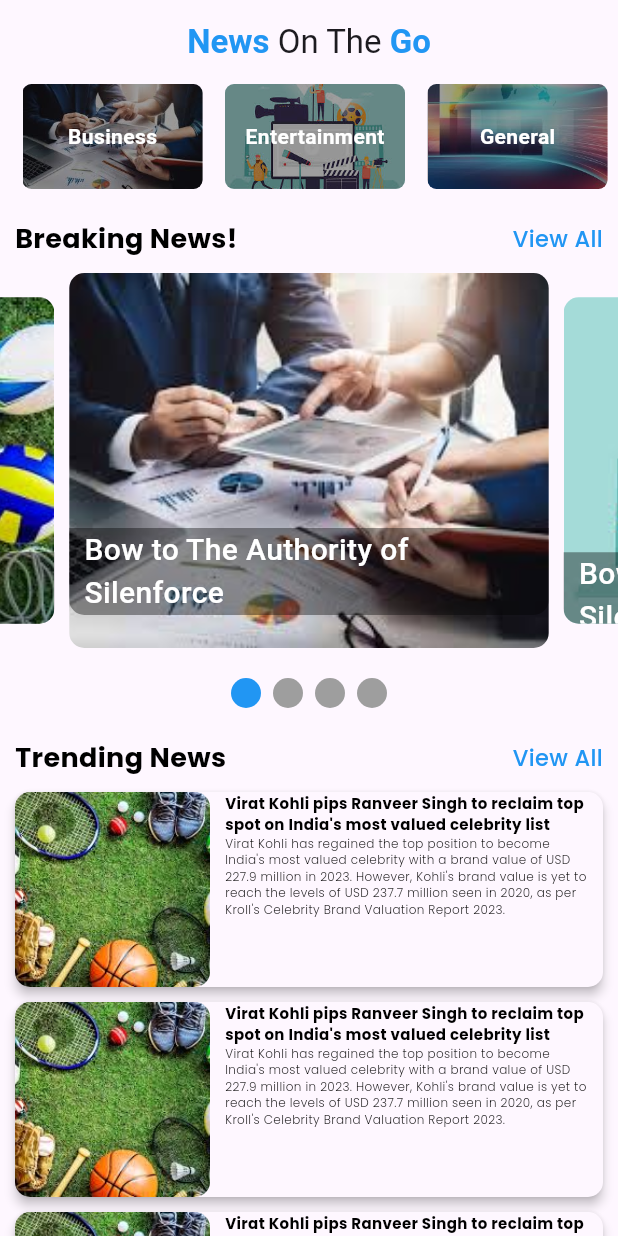
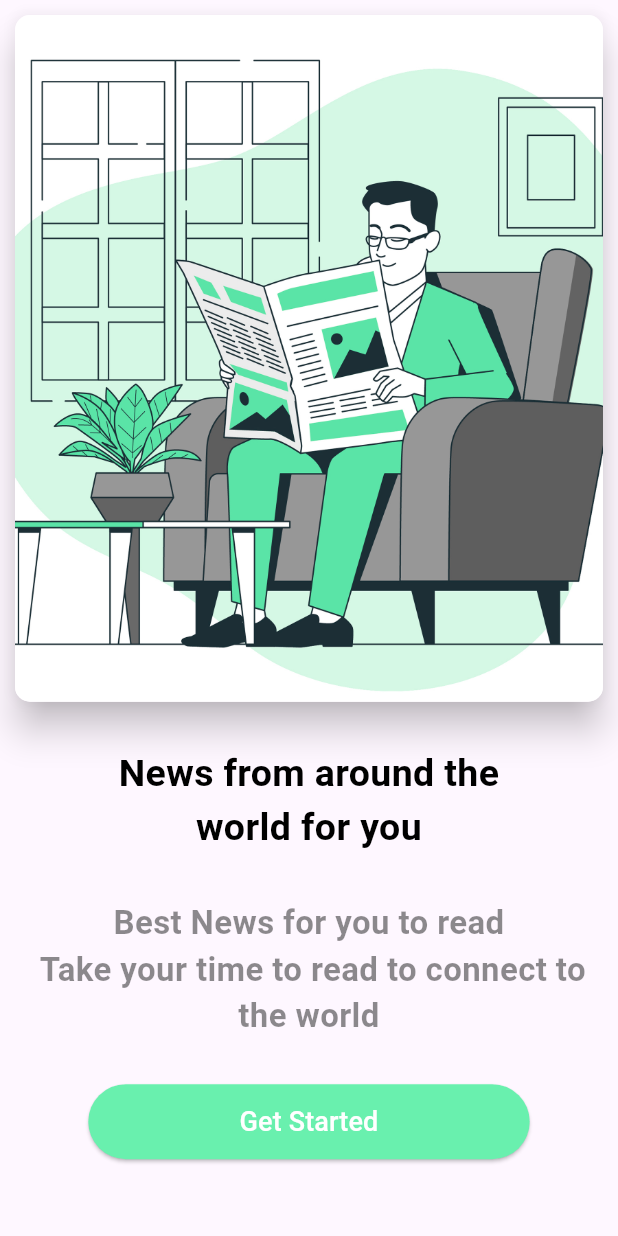
Before and after one commit to HappyJoddd/News_App_Flutter, a Flutter app: the screen it shows after launch, on a phone screen of 412 x 824 dp. Run offline on Flutter 3.47's test engine with Material 3 defaults, Android fonts, the phone set to English and light mode, and no system bars; drawn by our look-alikes of carousel_slider, smooth_page_indicator; our stand-ins replace cached_network_image, get.

Commit message:
Splash Screen and Loading Screen Completed

```diff
--- /dev/null
+++ b/lib/Pages/Controller/LandingController.dart
@@ -0,0 +1,9 @@
+import 'package:get/get.dart';
+
+class LandingController extends GetxController {
+  LandingController();
+
+  final _obj = ''.obs;
+  set obj(value) => this._obj.value = value;
+  get obj => this._obj.value;
+}
--- /dev/null
+++ b/lib/Pages/Controller/splashcontroller.dart
@@ -0,0 +1,18 @@
+import 'package:get/get.dart';
+import 'package:news_app/Routes/routes_name.dart';
+
+class SplashController extends GetxController {
+  SplashController();
+
+  @override
+  void onInit() {
+    navigateScreen();
+    super.onInit();
+  }
+
+  navigateScreen() {
+    Future.delayed(Duration(seconds: 3), () {
+      Get.toNamed(RouteName.landing);
+    });
+  }
+}
--- a/lib/Pages/HomePage/homepage.dart
+++ b/lib/Pages/HomePage/homepage.dart
@@ -1,9 +1,12 @@
 import 'package:flutter/material.dart';
+import 'package:news_app/Pages/HomePage/Widgets/BlogTile.dart';
 import 'package:news_app/Pages/HomePage/Widgets/CategoryTile.dart';
 import 'package:news_app/Services/Data.dart';
+import 'package:news_app/Services/News.dart';
 import 'package:news_app/Services/Slider_data.dart';
 import 'package:news_app/models/Category_model.dart';
 import 'package:carousel_slider/carousel_slider.dart';
+import 'package:news_app/models/article_model.dart';
 import 'package:news_app/models/slider_model.dart';
 import 'package:smooth_page_indicator/smooth_page_indicator.dart';
 
@@ -17,39 +20,55 @@ class HomePage extends StatefulWidget {
 class _HomePageState extends State<HomePage> {
   List<CategoryModel> categories = [];
   List<SliderModel> sliders = [];
+  List<ArticleModel> articles = [];
+  bool _loading = true;
+
   int activeIndex = 0;
   @override
   void initState() {
     categories = getCategories();
     sliders = getSliders();
+    getNews();
     super.initState();
+  }
+
+  getNews() async {
+    News newsclass = News();
+    await newsclass.getNews();
+    articles = newsclass.news;
+    setState(() {
+      _loading = false;
+    });
   }
 
   @override
   Widget build(BuildContext context) {
     return Scaffold(
       appBar: AppBar(
+        automaticallyImplyLeading: false,
         title: Row(
           mainAxisAlignment: MainAxisAlignment.center,
           children: [
             Text(
+              "Pocket",
+              style:
+                  TextStyle(color: Colors.black, fontWeight: FontWeight.bold),
+            ),
+            Text(
               "News",
-              style: TextStyle(color: Colors.blue, fontWeight: FontWeight.bold),
-            ),
-            Text(" On The "),
-            Text(
-              "Go",
               style: TextStyle(
                 color: Colors.blue,
                 fontWeight: FontWeight.bold,
               ),
-            )
+            ),
           ],
         ),
         centerTitle: true,
         elevation: 0.0,
       ),
-      body: SingleChildScrollView(
+      body: _loading
+          ? Center(child: CircularProgressIndicator())
+          : SingleChildScrollView(
               child: Container(
                 child: Column(
                   crossAxisAlignment: CrossAxisAlignment.start,
@@ -139,158 +158,18 @@ class _HomePageState extends State<HomePage> {
                       ),
                     ),
                     SizedBox(height: 10),
-              Padding(
-                padding: const EdgeInsets.symmetric(horizontal: 10.0),
-                child: Material(
-                  elevation: 3,
-                  borderRadius: BorderRadius.circular(10),
-                  child: Row(
-                    crossAxisAlignment: CrossAxisAlignment.start,
-                    children: [
                     Container(
-                        child: ClipRRect(
-                          borderRadius: BorderRadius.circular(10),
-                          child: Image.asset(
-                            "images/sport.jpeg",
-                            height: 130,
-                            width: 130,
-                            fit: BoxFit.cover,
-                          ),
-                        ),
-                      ),
-                      SizedBox(width: 10),
-                      Column(
-                        children: [
-                          Container(
-                            width: MediaQuery.of(context).size.width / 1.7,
-                            child: Text(
-                              "Virat Kohli pips Ranveer Singh to reclaim top spot on India's most valued celebrity list",
-                              style: TextStyle(
-                                  color: Colors.black,
-                                  fontSize: 10,
-                                  fontWeight: FontWeight.w700,
-                                  fontFamily: 'Poppins'),
-                            ),
-                          ),
-                          Container(
-                            width: MediaQuery.of(context).size.width / 1.7,
-                            child: Text(
-                              "Virat Kohli has regained the top position to become India's most valued celebrity with a brand value of USD 227.9 million in 2023. However, Kohli's brand value is yet to reach the levels of USD 237.7 million seen in 2020, as per Kroll's Celebrity Brand Valuation Report 2023.",
-                              style: TextStyle(
-                                  color: Colors.black,
-                                  fontSize: 8,
-                                  fontWeight: FontWeight.w300,
-                                  fontFamily: 'Poppins'),
-                            ),
-                          ),
-                        ],
+                      child: ListView.builder(
+                          shrinkWrap: true,
+                          physics: ClampingScrollPhysics(),
+                          itemCount: articles.length,
+                          itemBuilder: (context, index) {
+                            return BlogTile(
+                                desc: articles[index].description!,
+                                imageUrl: articles[index].urlToImage!,
+                                title: articles[index].title!);
+                          }),
                     )
-                    ],
-                  ),
-                ),
-              ),
-              SizedBox(height: 10),
-              Padding(
-                padding: const EdgeInsets.symmetric(horizontal: 10.0),
-                child: Material(
-                  elevation: 3,
-                  borderRadius: BorderRadius.circular(10),
-                  child: Row(
-                    crossAxisAlignment: CrossAxisAlignment.start,
-                    children: [
-                      Container(
-                        child: ClipRRect(
-                          borderRadius: BorderRadius.circular(10),
-                          child: Image.asset(
-                            "images/sport.jpeg",
-                            height: 130,
-                            width: 130,
-                            fit: BoxFit.cover,
-                          ),
-                        ),
-                      ),
-                      SizedBox(width: 10),
-                      Column(
-                        children: [
-                          Container(
-                            width: MediaQuery.of(context).size.width / 1.7,
-                            child: Text(
-                              "Virat Kohli pips Ranveer Singh to reclaim top spot on India's most valued celebrity list",
-                              style: TextStyle(
-                                  color: Colors.black,
-                                  fontSize: 10,
-                                  fontWeight: FontWeight.w700,
-                                  fontFamily: 'Poppins'),
-                            ),
-                          ),
-                          Container(
-                            width: MediaQuery.of(context).size.width / 1.7,
-                            child: Text(
-                              "Virat Kohli has regained the top position to become India's most valued celebrity with a brand value of USD 227.9 million in 2023. However, Kohli's brand value is yet to reach the levels of USD 237.7 million seen in 2020, as per Kroll's Celebrity Brand Valuation Report 2023.",
-                              style: TextStyle(
-                                  color: Colors.black,
-                                  fontSize: 8,
-                                  fontWeight: FontWeight.w300,
-                                  fontFamily: 'Poppins'),
-                            ),
-                          ),
-                        ],
-                      )
-                    ],
-                  ),
-                ),
-              ),
-              SizedBox(height: 10),
-              Padding(
-                padding: const EdgeInsets.symmetric(horizontal: 10.0),
-                child: Material(
-                  elevation: 3,
-                  borderRadius: BorderRadius.circular(10),
-                  child: Row(
-                    crossAxisAlignment: CrossAxisAlignment.start,
-                    children: [
-                      Container(
-                        child: ClipRRect(
-                          borderRadius: BorderRadius.circular(10),
-                          child: Image.asset(
-                            "images/sport.jpeg",
-                            height: 130,
-                            width: 130,
-                            fit: BoxFit.cover,
-                          ),
-                        ),
-                      ),
-                      SizedBox(width: 10),
-                      Column(
-                        children: [
-                          Container(
-                            width: MediaQuery.of(context).size.width / 1.7,
-                            child: Text(
-                              "Virat Kohli pips Ranveer Singh to reclaim top spot on India's most valued celebrity list",
-                              style: TextStyle(
-                                  color: Colors.black,
-                                  fontSize: 10,
-                                  fontWeight: FontWeight.w700,
-                                  fontFamily: 'Poppins'),
-                            ),
-                          ),
-                          Container(
-                            width: MediaQuery.of(context).size.width / 1.7,
-                            child: Text(
-                              "Virat Kohli has regained the top position to become India's most valued celebrity with a brand value of USD 227.9 million in 2023. However, Kohli's brand value is yet to reach the levels of USD 237.7 million seen in 2020, as per Kroll's Celebrity Brand Valuation Report 2023.",
-                              style: TextStyle(
-                                  color: Colors.black,
-                                  fontSize: 8,
-                                  fontWeight: FontWeight.w300,
-                                  fontFamily: 'Poppins'),
-                            ),
-                          ),
-                        ],
-                      )
-                    ],
-                  ),
-                ),
-              ),
                   ],
                 ),
               ),
--- /dev/null
+++ b/lib/Pages/Landing Page/LandingPage.dart
@@ -0,0 +1,76 @@
+import 'package:flutter/material.dart';
+import 'package:get/get.dart';
+import 'package:news_app/Pages/Controller/LandingController.dart';
+import 'package:news_app/Pages/HomePage/homepage.dart';
+
+class LandingPage extends GetView<LandingController> {
+  const LandingPage({super.key});
+
+  @override
+  Widget build(BuildContext context) {
+    return Scaffold(
+      body: Container(
+        margin: EdgeInsets.symmetric(horizontal: 10, vertical: 10),
+        child: Column(children: [
+          Material(
+            borderRadius: BorderRadius.circular(10),
+            elevation: 10,
+            child: ClipRRect(
+              borderRadius: BorderRadius.circular(10),
+              child: Image.asset(
+                "images/loadingscreen.jpg",
+                width: MediaQuery.of(context).size.width,
+                height: MediaQuery.of(context).size.height / 1.8,
+                fit: BoxFit.cover,
+              ),
+            ),
+          ),
+          SizedBox(height: 30),
+          Center(
+            child: Text("News from around the \nworld for you",
+                style: TextStyle(
+                  color: Colors.black,
+                  fontSize: 25,
+                  fontWeight: FontWeight.bold,
+                ),
+                textAlign: TextAlign.center),
+          ),
+          SizedBox(height: 30),
+          Center(
+            child: Text(
+              "Best News for you to read\n Take your time to read to connect to the world",
+              style: TextStyle(
+                color: Colors.black45,
+                fontSize: 22,
+                fontWeight: FontWeight.bold,
+              ),
+              textAlign: TextAlign.center,
+            ),
+          ),
+          SizedBox(height: 30),
+          SizedBox(
+            width: MediaQuery.of(context).size.width / 1.4,
+            height: 50,
+            child: ElevatedButton(
+              onPressed: () {
+                Navigator.push(
+                    context, MaterialPageRoute(builder: (_) => HomePage()));
+              },
+              style: ElevatedButton.styleFrom(
+                backgroundColor: Colors.greenAccent,
+              ),
+              child: Text(
+                "Get Started",
+                style: TextStyle(
+                    color: Colors.white,
+                    fontSize: 18,
+                    fontWeight: FontWeight.w500),
+                textAlign: TextAlign.center,
+              ),
+            ),
+          ),
+        ]),
+      ),
+    );
+  }
+}
--- /dev/null
+++ b/lib/Routes/routes.dart
@@ -0,0 +1,21 @@
+import 'package:get/get.dart';
+import 'package:news_app/Pages/Controller/LandingController.dart';
+import 'package:news_app/Pages/Landing%20Page/LandingPage.dart';
+import 'package:news_app/Pages/SplashScreen/SplashScreen.dart';
+import 'package:news_app/Routes/routes_name.dart';
+import 'package:news_app/Pages/Controller/splashcontroller.dart';
+
+class AppRoutes {
+  static  getRoutes() => [
+    GetPage(
+        name: RouteName.splash,
+        page: () => SplashPage(),
+        binding: BindingsBuilder.put(() => SplashController()),
+        ),
+        GetPage(
+        name: RouteName.landing,
+        page: () => LandingPage(),
+        binding: BindingsBuilder.put(() => LandingController()),
+        ),
+  ];
+}
--- /dev/null
+++ b/lib/Routes/routes_name.dart
@@ -0,0 +1,3 @@
+class RouteName {
+  static const splash = "/", landing = "/landing";
+}
--- a/lib/main.dart
+++ b/lib/main.dart
@@ -1,5 +1,7 @@
 import 'package:flutter/material.dart';
-import 'Pages/HomePage/homepage.dart';
+import 'package:get/get.dart';
+import 'package:news_app/Pages/Landing%20Page/LandingPage.dart';
+import 'package:news_app/Routes/routes.dart';
 
 void main() {
   runApp(const MyApp());
@@ -11,14 +13,14 @@ class MyApp extends StatelessWidget {
   // This widget is the root of your application.
   @override
   Widget build(BuildContext context) {
-    return MaterialApp(
+    return GetMaterialApp(
       debugShowCheckedModeBanner: false,
       title: 'Flutter Demo',
       theme: ThemeData(
         colorScheme: ColorScheme.fromSeed(seedColor: Colors.deepPurple),
         useMaterial3: true,
       ),
-      home: HomePage(),
+      getPages: AppRoutes.getRoutes(),
     );
   }
 }
--- /dev/null
+++ b/lib/models/article_model.dart
@@ -0,0 +1,15 @@
+class ArticleModel {
+  String? author;
+  String? title;
+  String? description;
+  String? url;
+  String? urlToImage;
+  String? content;
+  ArticleModel(
+      {this.author,
+      this.content,
+      this.description,
+      this.title,
+      this.url,
+      this.urlToImage});
+}
--- a/pubspec.yaml
+++ b/pubspec.yaml
@@ -38,6 +38,9 @@ dependencies:
   carousel_slider: ^4.2.1
   smooth_page_indicator: ^1.1.0
   get: ^4.6.6
+  http: ^1.2.1
+  cached_network_image: ^3.3.1
+  webview_flutter: ^3.0.1
 
 dev_dependencies:
   flutter_test:
```
Also changed, not shown: lib/Pages/ArticlePage/ArticlePage.dart (added, +15 -0 lines), lib/Pages/HomePage/Widgets/BlogTile.dart (added, +70 -0 lines), lib/Pages/HomePage/Widgets/NewsTile.dart (deleted, +0 -78 lines), lib/Pages/HomePage/Widgets/TrendingCard.dart (deleted, +0 -87 lines), lib/Pages/SplashScreen/SplashScreen.dart (added, +50 -0 lines), lib/Services/News.dart (added, +31 -0 lines), images/Logo.png (added), images/loadingscreen.jpg (added), pubspec.lock, 1 other file. Lines whose indentation alone changed are shown as unchanged.
